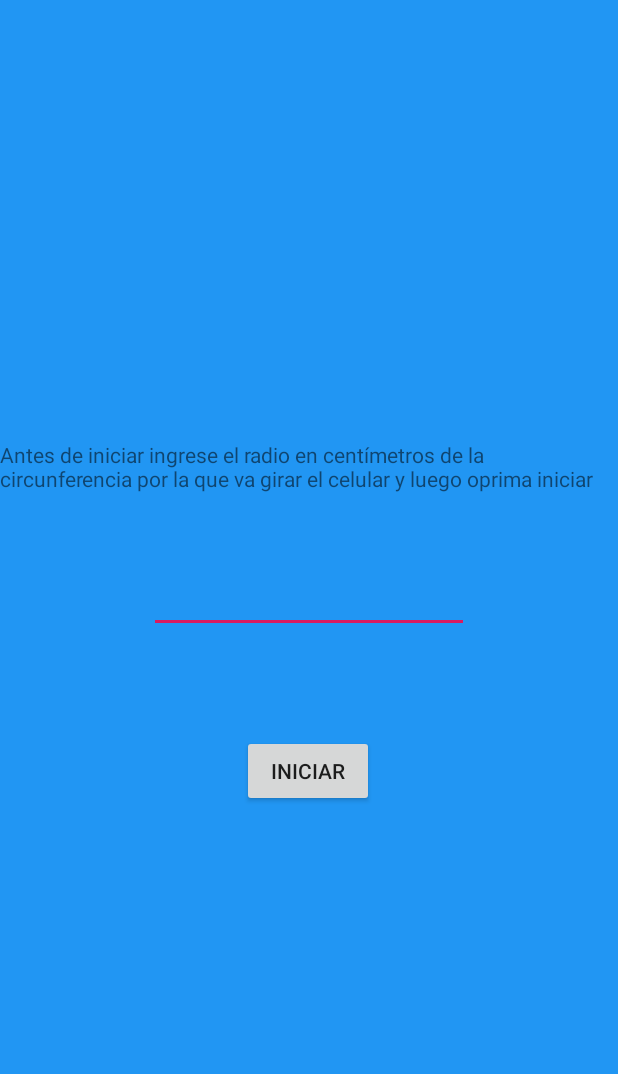
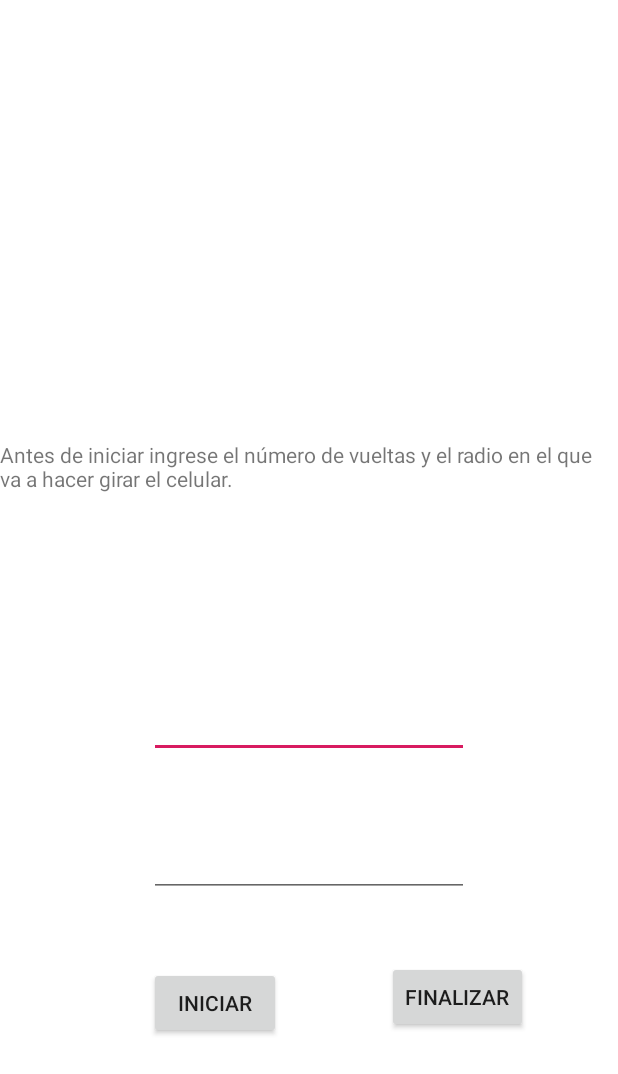
Before and after one commit to luismiguel010/physicLab, an Android app: the ExperimentMuc screen opened directly, with no data from a screen before it, on a phone screen of 412 x 824 dp. Shown: the top 1074 px of the screen. Run offline under Robolectric (Android 15) with nearby library versions, the phone set to English and light mode, and no system bars.

Commit message:
Se agrega experimento MUC

```diff
--- a/app/src/main/java/com/example/physiclab/ExperimentMuc.java
+++ b/app/src/main/java/com/example/physiclab/ExperimentMuc.java
@@ -2,15 +2,146 @@ package com.example.physiclab;
 
 import androidx.appcompat.app.AppCompatActivity;
 
+import android.app.Activity;
+import android.content.pm.ActivityInfo;
+import android.hardware.Sensor;
+import android.hardware.SensorEvent;
+import android.hardware.SensorEventListener;
+import android.hardware.SensorManager;
 import android.os.Bundle;
+import android.os.SystemClock;
+import android.view.View;
 import android.view.Window;
+import android.widget.Button;
+import android.widget.Chronometer;
+import android.widget.EditText;
+import android.widget.Toast;
 
-public class ExperimentMuc extends AppCompatActivity {
+public class ExperimentMuc extends Activity {
+
+    private EditText editNumberLaps;
+    private EditText editRadio;
+    private int numberLaps = 1;
+    private int radio;
+    Chronometer chronometer;
+    private long pauseOffset;
+    private boolean flagStartMovement;
+    private float time;
+    static final double pi = 3.1415;
+    private float angularVelocity;
+    private float frecuency;
+    private float tanVelocity;
 
     @Override
     protected void onCreate(Bundle savedInstanceState) {
         super.onCreate(savedInstanceState);
-        supportRequestWindowFeature(Window.FEATURE_NO_TITLE);
         setContentView(R.layout.activity_experiment_muc);
+        initComponent();
+        chronometer = (Chronometer) findViewById(R.id.chronometer);
+        chronometer.setFormat("Time: %s");
+        chronometer.setBase(SystemClock.elapsedRealtime());
+        this.setRequestedOrientation(ActivityInfo.SCREEN_ORIENTATION_PORTRAIT);
+
+        Button buttonStart = (Button) findViewById(R.id.button);
+        buttonStart.setOnClickListener(new View.OnClickListener() {
+            @Override
+            public void onClick(View v) {
+                numberLaps = catchNumberLaps();
+                radio = catchRadio();
+                starChronometer();
+            }
+        });
+
+        Button buttonFinish = (Button) findViewById(R.id.buttonFinish);
+        buttonFinish.setOnClickListener(new View.OnClickListener() {
+            @Override
+            public void onClick(View v) {
+                time = pauseChronometer();
+                restartChronometer();
+                calculate(time);
+            }
+        });
+
+    }
+
+
+
+    private int catchRadio() {
+        int value = Integer.parseInt(editRadio.getText().toString());
+        if("".equals(value)){
+            Toast.makeText(ExperimentMuc.this,
+                    "Ingrese número de vueltas", Toast.LENGTH_SHORT)
+                    .show();
+        }else{
+            radio = Integer.valueOf(value);
+        }
+        return radio;
+    }
+
+    private int catchNumberLaps() {
+        int value = Integer.parseInt(editNumberLaps.getText().toString());
+        if("".equals(value)){
+            Toast.makeText(ExperimentMuc.this,
+                    "Ingrese número de vueltas", Toast.LENGTH_SHORT)
+                    .show();
+        }else{
+            numberLaps = Integer.valueOf(value);
+        }
+        return numberLaps;
+    }
+
+    private void initComponent(){
+        editNumberLaps = findViewById(R.id.editNumberLaps);
+        editRadio = findViewById(R.id.editRadio);
+    }
+
+
+
+    public void calculate(float time) {
+        time = pauseChronometer()/1000;
+        restartChronometer();
+         angularVelocity = (float) ((numberLaps*2*pi)/time);
+         frecuency = (float) (angularVelocity / (2*pi));
+         tanVelocity = (float) ((2*pi*radio)/time);
+         Toast.makeText(ExperimentMuc.this,
+                        "La velocidad angular="+String.format("%.2f", angularVelocity)+" rad/s\nFrecuencia="
+                        +String.format("%.2f", frecuency)+" rpm\nVelocidad tangencial="+String.format("%.2f", tanVelocity)+" m/s", Toast.LENGTH_SHORT)
+                        .show();
+         flagStartMovement = false;
+    }
+
+
+
+    public float getNumberLaps() {
+        return numberLaps;
+    }
+
+    public void setNumberLaps(int numberLaps) {
+        this.numberLaps = numberLaps;
+    }
+
+    public void starChronometer(){
+        chronometer.setBase(SystemClock.elapsedRealtime() - pauseOffset);
+        chronometer.start();
+        flagStartMovement = true;
+    }
+
+    public float pauseChronometer(){
+        chronometer.stop();
+        pauseOffset = SystemClock.elapsedRealtime() - chronometer.getBase();
+        return pauseOffset;
+    }
+
+    public void restartChronometer(){
+        chronometer.setBase(SystemClock.elapsedRealtime());
+        pauseOffset = 0;
+    }
+
+    public int getRadio() {
+        return radio;
+    }
+
+    public void setRadio(int radio) {
+        this.radio = radio;
     }
 }
--- a/app/src/main/res/layout/activity_experiment_muc.xml
+++ b/app/src/main/res/layout/activity_experiment_muc.xml
@@ -4,17 +4,27 @@
     xmlns:tools="http://schemas.android.com/tools"
     android:layout_width="match_parent"
     android:layout_height="match_parent"
-    android:background="#2196F3"
+    android:background="#FFFFFF"
     tools:context=".ExperimentMuc">
+
+    <Chronometer
+        android:id="@+id/chronometer"
+        android:layout_width="wrap_content"
+        android:layout_height="wrap_content"
+        android:textColor="#FFFFFF"
+        android:textSize="30sp"
+        tools:ignore="MissingConstraints" />
 
     <TextView
         android:id="@+id/txtmua2"
         android:layout_width="wrap_content"
         android:layout_height="wrap_content"
         android:layout_centerHorizontal="true"
-        android:layout_marginStart="8dp"
+        android:layout_marginStart="16dp"
+        android:layout_marginLeft="16dp"
         android:layout_marginTop="8dp"
-        android:layout_marginEnd="8dp"
+        android:layout_marginEnd="16dp"
+        android:layout_marginRight="16dp"
         android:layout_marginBottom="8dp"
         android:text="@string/txtmuc"
         app:layout_constraintBottom_toBottomOf="parent"
@@ -23,25 +33,73 @@
         app:layout_constraintTop_toTopOf="parent"
         app:layout_constraintVertical_bias="0.369" />
 
-    <EditText
-        android:id="@+id/txtmuc"
-        android:layout_width="wrap_content"
-        android:layout_height="wrap_content"
-        android:layout_marginTop="48dp"
-        android:ems="10"
-        android:inputType="numberDecimal"
-        app:layout_constraintEnd_toEndOf="parent"
-        app:layout_constraintStart_toStartOf="@+id/txtmua2"
-        app:layout_constraintTop_toBottomOf="@+id/txtmua2" />
-
     <Button
         android:id="@+id/button"
         android:layout_width="wrap_content"
         android:layout_height="wrap_content"
-        android:layout_marginTop="68dp"
+        android:layout_marginStart="8dp"
+        android:layout_marginLeft="8dp"
+        android:layout_marginTop="8dp"
+        android:layout_marginEnd="8dp"
+        android:layout_marginRight="8dp"
+        android:layout_marginBottom="8dp"
         android:text="Iniciar"
-        app:layout_constraintEnd_toEndOf="@+id/txtmuc"
-        app:layout_constraintHorizontal_bias="0.496"
-        app:layout_constraintStart_toStartOf="@+id/txtmuc"
-        app:layout_constraintTop_toBottomOf="@+id/txtmuc" />
+        app:layout_constraintBottom_toBottomOf="parent"
+        app:layout_constraintEnd_toEndOf="parent"
+        app:layout_constraintHorizontal_bias="0.296"
+        app:layout_constraintStart_toStartOf="parent"
+        app:layout_constraintTop_toBottomOf="@+id/editNumberLaps" />
+
+    <EditText
+        android:id="@+id/editNumberLaps"
+        android:layout_width="wrap_content"
+        android:layout_height="wrap_content"
+        android:layout_marginStart="8dp"
+        android:layout_marginLeft="8dp"
+        android:layout_marginTop="8dp"
+        android:layout_marginEnd="8dp"
+        android:layout_marginRight="8dp"
+        android:layout_marginBottom="8dp"
+        android:ems="10"
+        android:inputType="number"
+        app:layout_constraintBottom_toTopOf="@+id/button"
+        app:layout_constraintEnd_toEndOf="parent"
+        app:layout_constraintStart_toStartOf="parent"
+        app:layout_constraintTop_toBottomOf="@+id/txtmua2"
+        app:layout_constraintVertical_bias="0.543" />
+
+    <EditText
+        android:id="@+id/editRadio"
+        android:layout_width="wrap_content"
+        android:layout_height="wrap_content"
+        android:layout_marginStart="8dp"
+        android:layout_marginLeft="8dp"
+        android:layout_marginTop="8dp"
+        android:layout_marginEnd="8dp"
+        android:layout_marginRight="8dp"
+        android:layout_marginBottom="8dp"
+        android:ems="10"
+        android:inputType="numberDecimal"
+        app:layout_constraintBottom_toTopOf="@+id/button"
+        app:layout_constraintEnd_toEndOf="parent"
+        app:layout_constraintStart_toStartOf="parent"
+        app:layout_constraintTop_toBottomOf="@+id/editNumberLaps" />
+
+    <Button
+        android:id="@+id/buttonFinish"
+        android:layout_width="wrap_content"
+        android:layout_height="wrap_content"
+        android:layout_marginStart="8dp"
+        android:layout_marginLeft="8dp"
+        android:layout_marginTop="8dp"
+        android:layout_marginEnd="8dp"
+        android:layout_marginRight="8dp"
+        android:layout_marginBottom="8dp"
+        android:text="Finalizar"
+        app:layout_constraintBottom_toBottomOf="parent"
+        app:layout_constraintEnd_toEndOf="parent"
+        app:layout_constraintHorizontal_bias="0.544"
+        app:layout_constraintStart_toEndOf="@+id/button"
+        app:layout_constraintTop_toBottomOf="@+id/editNumberLaps" />
+
 </androidx.constraintlayout.widget.ConstraintLayout>
--- a/app/src/main/res/values/strings.xml
+++ b/app/src/main/res/values/strings.xml
@@ -8,7 +8,7 @@
     <string name="ExperimentsTilte">Experimentos con mi smartphone</string>
     <string name="murText">Desliza el avión desde el inicio hasta la meta</string>
     <string name="txtmua">Deje caer su celular tan pronto oprima el botón de iniciar</string>
-    <string name="txtmuc">Antes de iniciar ingrese el radio en centímetros de la circunferencia por la que va girar el celular y luego oprima iniciar</string>
+    <string name="txtmuc">Antes de iniciar ingrese el número de vueltas y el radio en el que va a hacer girar el celular.</string>
     <string name="problemsMur">Problema n° 1) Pasar de unidades las siguientes velocidades:
         a) de 36 km/h a m/s.
         b) de 10 m/s a km/h.
```
Also changed, not shown: app/src/main/java/com/example/physiclab/ExperimentMua.java (+1 -7 lines), app/src/main/res/layout/activity_experiment_mua.xml (+0 -9 lines).
